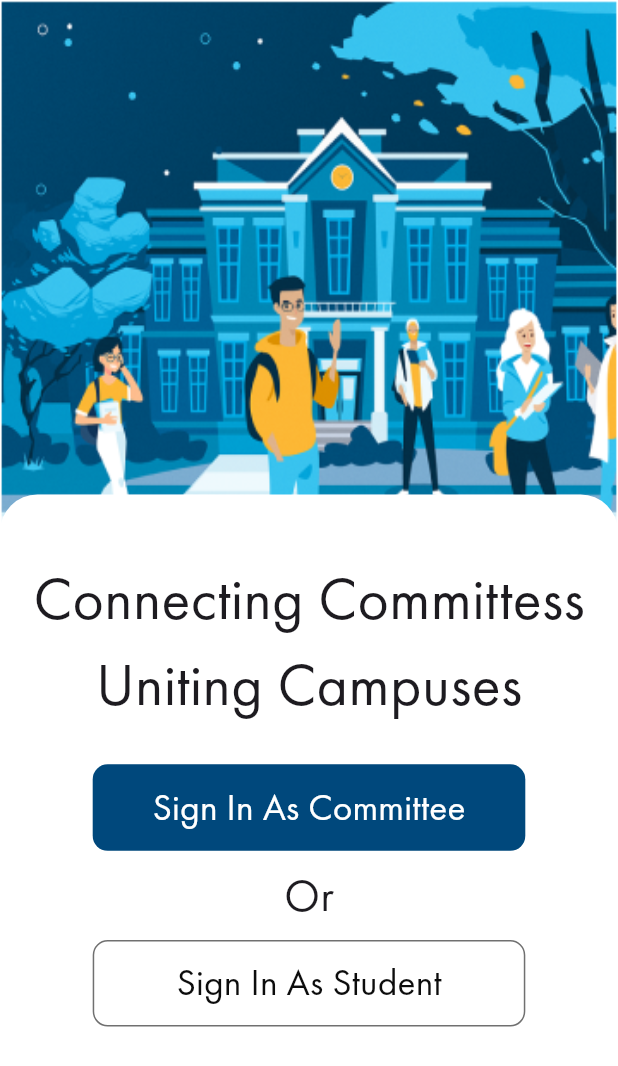
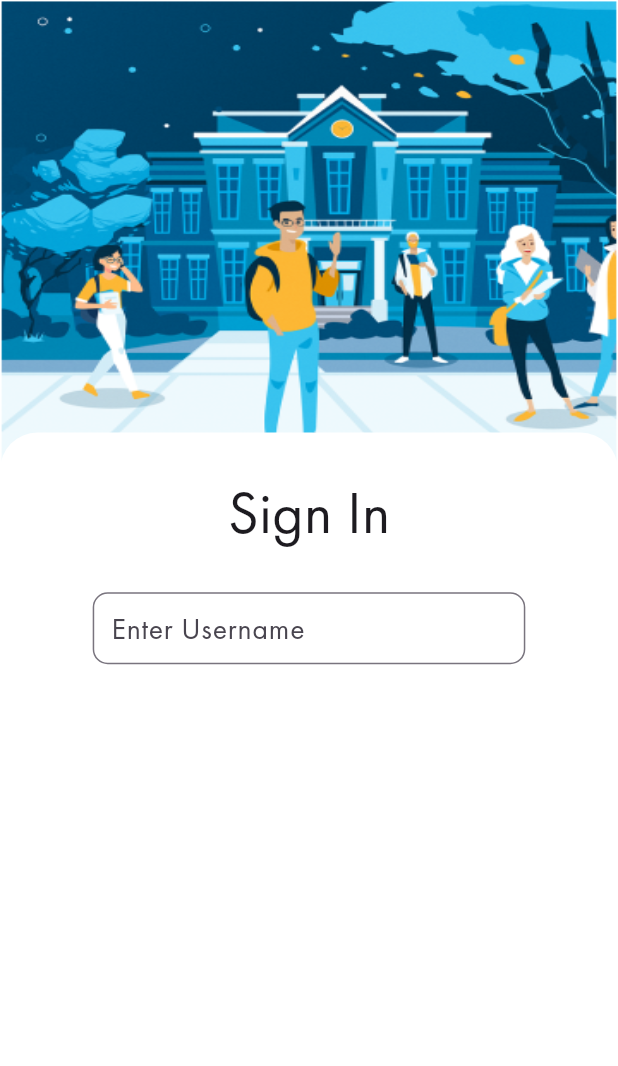
Before and after one commit to RohitBB3010/Campus-Connect, a Flutter app: the screen it shows after launch, after a tap on "Sign In As Committee", on a phone screen of 412 x 824 dp. Shown: the top 1066 px of the screen. Run offline on Flutter 3.47's test engine with Material 3 defaults, Android fonts, the light colour scheme and no system bars; drawn by our look-alikes of auto_size_text; our stand-ins replace bloc, firebase_core, flutter_bloc; accounts and stored records are empty.

Commit message:
Added sign in page for committee

```diff
--- /dev/null
+++ b/lib/auth/committee_auth/committee_auth_cubit.dart
@@ -0,0 +1,6 @@
+import 'package:bloc/bloc.dart';
+import 'package:campus_connecy/auth/committee_auth/committee_auth_state.dart';
+
+class CommitteeAuthCubit extends Cubit<CommitteeAuthState> {
+  CommitteeAuthCubit() : super(CommitteeUnAuthenticatedState());
+}
--- /dev/null
+++ b/lib/auth/committee_auth/committee_auth_page.dart
@@ -0,0 +1,88 @@
+import 'package:auto_size_text/auto_size_text.dart';
+import 'package:campus_connecy/auth/committee_auth/committee_auth_cubit.dart';
+import 'package:campus_connecy/components/text_field.dart';
+import 'package:campus_connecy/constants/colors.dart';
+import 'package:campus_connecy/constants/spacingConsts.dart';
+import 'package:campus_connecy/constants/string_constants.dart';
+import 'package:flutter/material.dart';
+import 'package:flutter_bloc/flutter_bloc.dart';
+
+class CommitteeAuthPage extends StatelessWidget {
+  const CommitteeAuthPage({super.key});
+
+  @override
+  Widget build(BuildContext context) {
+    return BlocProvider(
+      create: (context) => CommitteeAuthCubit(),
+      child: SafeArea(
+        child: SafeArea(
+          child: SafeArea(
+            child: Scaffold(
+              backgroundColor: primary2,
+              body: SingleChildScrollView(
+                child: SizedBox(
+                  height: MediaQuery.of(context).size.height,
+                  child: Stack(
+                    clipBehavior: Clip.none,
+                    children: [
+                      Container(
+                        width: MediaQuery.of(context).size.width,
+                        height: MediaQuery.of(context).size.height * 0.4,
+                        decoration: const BoxDecoration(
+                          image: DecorationImage(
+                            image: AssetImage('assets/signin_bg.png'),
+                            fit: BoxFit.fill,
+                          ),
+                        ),
+                      ),
+                      Positioned(
+                        left: 0,
+                        right: 0,
+                        top: MediaQuery.of(context).size.height * 0.35,
+                        child: Container(
+                          width: MediaQuery.of(context).size.width,
+                          height: MediaQuery.of(context).size.height * 0.7,
+                          padding: EdgeInsets.symmetric(
+                            horizontal:
+                                MediaQuery.of(context).size.width * 0.05,
+                          ),
+                          decoration: BoxDecoration(
+                            borderRadius: const BorderRadius.only(
+                              topLeft: Radius.circular(25.0),
+                              topRight: Radius.circular(25.0),
+                            ),
+                            color: primary1,
+                          ),
+                          child: Column(
+                            crossAxisAlignment: CrossAxisAlignment.center,
+                            mainAxisAlignment: MainAxisAlignment.start,
+                            children: [
+                              SpacingConsts()
+                                  .mediumHeightBetweenFields(context),
+                              AutoSizeText(
+                                AuthStrings().signIn,
+                                maxLines: 1,
+                                style: const TextStyle(
+                                    fontFamily: 'Futura', fontSize: 40.0),
+                              ),
+                              SpacingConsts()
+                                  .mediumHeightBetweenFields(context),
+                              CustomTextField(
+                                fieldWidth: 0.7,
+                                hintText: AuthStrings().committeeUsername,
+                              )
+                            ],
+                          ),
+                        ),
+                      ),
+                    ],
+                  ),
+                ),
+              ),
+            ),
+          ),
+        ),
+      ),
+    );
+  }
+}
--- /dev/null
+++ b/lib/auth/committee_auth/committee_auth_state.dart
@@ -0,0 +1,7 @@
+class CommitteeAuthState {}
+
+class CommitteeUnAuthenticatedState extends CommitteeAuthState {}
+
+class CommitteeAuthenticatedState extends CommitteeAuthState {}
+
+class CommitteeAuthErrorState extends CommitteeAuthState {}
--- a/lib/auth/select_page.dart
+++ b/lib/auth/select_page.dart
@@ -1,10 +1,10 @@
 import 'package:auto_size_text/auto_size_text.dart';
+import 'package:campus_connecy/auth/committee_auth/committee_auth_page.dart';
 import 'package:campus_connecy/components/custom_button.dart';
 import 'package:campus_connecy/constants/colors.dart';
 import 'package:campus_connecy/constants/spacingConsts.dart';
 import 'package:campus_connecy/constants/string_constants.dart';
 import 'package:flutter/material.dart';
-import 'package:flutter/widgets.dart';
 
 class SelectPage extends StatelessWidget {
   const SelectPage({super.key});
@@ -15,73 +15,86 @@ class SelectPage extends StatelessWidget {
       child: Scaffold(
         backgroundColor: primary2,
         body: SingleChildScrollView(
+          child: SizedBox(
+            height: MediaQuery.of(context).size.height,
             child: Stack(
               clipBehavior: Clip.none,
               children: [
                 Container(
                   width: MediaQuery.of(context).size.width,
-                  height: MediaQuery.of(context).size.height * 0.55,
+                  height: MediaQuery.of(context).size.height * 0.4,
                   decoration: const BoxDecoration(
                     image: DecorationImage(
                       image: AssetImage('assets/signin_bg.png'),
-                          fit: BoxFit.fill)),
+                      fit: BoxFit.fill,
+                    ),
+                  ),
                 ),
                 Positioned(
                   left: 0,
                   right: 0,
-                  top: MediaQuery.of(context).size.height * 0.40,
+                  top: MediaQuery.of(context).size.height * 0.35,
                   child: Container(
                     width: MediaQuery.of(context).size.width,
-                    height: MediaQuery.of(context).size.height * 0.6,
+                    height: MediaQuery.of(context).size.height * 0.7,
                     padding: EdgeInsets.symmetric(
-                        horizontal: MediaQuery.of(context).size.width * 0.05),
+                      horizontal: MediaQuery.of(context).size.width * 0.05,
+                    ),
                     decoration: BoxDecoration(
                       borderRadius: const BorderRadius.only(
                         topLeft: Radius.circular(25.0),
-                            topRight: Radius.circular(25.0)),
-                        color: primary1),
+                        topRight: Radius.circular(25.0),
+                      ),
+                      color: primary1,
+                    ),
                     child: Column(
                       crossAxisAlignment: CrossAxisAlignment.center,
                       mainAxisAlignment: MainAxisAlignment.start,
                       children: [
                         SpacingConsts().mediumHeightBetweenFields(context),
                         const AutoSizeText(
-                          "Connecting Committess",
+                          "Connecting Committees",
                           maxLines: 1,
-                          style:
-                              TextStyle(fontFamily: "Futura", fontSize: 40.0),
+                          style: TextStyle(
+                            fontFamily: "Futura",
+                            fontSize: 40.0,
+                          ),
                         ),
                         const AutoSizeText(
                           "Uniting Campuses",
                           maxLines: 1,
-                          style:
-                              TextStyle(fontFamily: "Futura", fontSize: 40.0),
+                          style: TextStyle(
+                            fontFamily: "Futura",
+                            fontSize: 40.0,
+                          ),
                         ),
                         SpacingConsts()
                             .customHeightBetweenFields(context, 0.03),
                         CustomButton(
-                          buttonHeight: 0.07,
-                          buttonText: AuthStrings().committeeAuth,
-                        ),
+                            context, AuthStrings().committeeAuth, accent3, () {
+                          Navigator.of(context).push(MaterialPageRoute(
+                              builder: (context) => CommitteeAuthPage()));
+                        }, 0.6, 0.08),
                         SpacingConsts().smallHeightBetweenFields(context),
                         const AutoSizeText(
                           'Or',
-                          style:
-                              TextStyle(fontFamily: 'Futura', fontSize: 30.0),
+                          style: TextStyle(
+                            fontFamily: 'Futura',
+                            fontSize: 30.0,
+                          ),
                         ),
                         SpacingConsts().smallHeightBetweenFields(context),
-                        CustomButton(
-                          color: primary1,
-                          buttonText: AuthStrings().studentAuth,
-                          buttonHeight: 0.07,
-                        )
+                        CustomButton(context, AuthStrings().studentAuth,
+                            primary1, () {}, 0.6, 0.08),
                       ],
                     ),
                   ),
                 ),
               ],
             ),
-          )),
+          ),
+        ),
+      ),
     );
   }
 }
--- /dev/null
+++ b/lib/auth/student_auth/student_auth_state.dart
@@ -0,0 +1,7 @@
+class StudentAuthState {}
+
+class StudentUnauthenticatedState extends StudentAuthState {}
+
+class StudentAuthenticatedState extends StudentAuthState {}
+
+class StudentAuthErrorState extends StudentAuthState {}
--- a/lib/components/custom_button.dart
+++ b/lib/components/custom_button.dart
@@ -1,53 +1,46 @@
 import 'package:auto_size_text/auto_size_text.dart';
 import 'package:campus_connecy/constants/colors.dart';
-import 'package:campus_connecy/constants/string_constants.dart';
 import 'package:flutter/material.dart';
 
-class CustomButton extends StatelessWidget {
-  CustomButton(
-      {super.key,
-      this.buttonWidth,
-      this.buttonHeight,
-      this.color,
-      this.onPressed,
-      required this.buttonText});
-  final double? buttonWidth;
-  final double? buttonHeight;
-  final Color? color;
-  final VoidCallback? onPressed;
-  final String buttonText;
-
-  @override
-  Widget build(BuildContext context) {
+Widget CustomButton(
+  BuildContext context,
+  String buttonText,
+  Color? buttonColor,
+  void Function() onPressed,
+  double? buttonWidth,
+  double? buttonHeight,
+) {
   return SizedBox(
-      width: buttonWidth == null
-          ? MediaQuery.of(context).size.width * 0.7
-          : MediaQuery.of(context).size.width * buttonWidth!,
-      height: buttonHeight == null
-          ? MediaQuery.of(context).size.height * 0.08
-          : MediaQuery.of(context).size.height * buttonHeight!,
+    width: buttonWidth != null
+        ? MediaQuery.of(context).size.width * buttonWidth
+        : MediaQuery.of(context).size.width * 0.6,
+    height: buttonHeight != null
+        ? MediaQuery.of(context).size.height * buttonHeight
+        : MediaQuery.of(context).size.height * 0.08,
     child: ElevatedButton(
-        onPressed: () {
-          onPressed;
-        },
+      onPressed: onPressed,
       style: ElevatedButton.styleFrom(
-            elevation: 0,
-            backgroundColor: color ?? accent3,
+        backgroundColor: buttonColor ?? accent3,
         shape: RoundedRectangleBorder(
-              side: color != null
-                  ? BorderSide(color: secondary3.withAlpha(150))
+          side: buttonColor == null
+              ? BorderSide(
+                  color: secondary3.withAlpha(100),
+                )
               : BorderSide.none,
-              borderRadius: BorderRadius.circular(10.0),
-            )),
+          borderRadius: BorderRadius.circular(20.0),
+        ),
+      ),
       child: AutoSizeText(
         buttonText,
         maxLines: 1,
         style: TextStyle(
+          color: buttonColor == null || buttonColor == accent3
+              ? primary1
+              : secondary3,
+          fontSize: 30.0,
           fontFamily: 'Futura',
-              color: color == null ? primary1 : secondary3,
-              fontSize: 25.0),
+        ),
       ),
     ),
   );
 }
-}
--- /dev/null
+++ b/lib/components/text_field.dart
@@ -0,0 +1,37 @@
+import 'package:campus_connecy/constants/colors.dart';
+import 'package:flutter/material.dart';
+
+class CustomTextField extends StatelessWidget {
+  const CustomTextField(
+      {super.key,
+      required this.fieldWidth,
+      this.fieldHeight,
+      required this.hintText});
+  final double fieldWidth;
+  final double? fieldHeight;
+  final String hintText;
+
+  @override
+  Widget build(BuildContext context) {
+    return SizedBox(
+      width: MediaQuery.of(context).size.width * fieldWidth,
+      height: fieldHeight != null
+          ? MediaQuery.of(context).size.height * fieldHeight!
+          : MediaQuery.of(context).size.height * 0.06,
+      child: TextFormField(
+        decoration: InputDecoration(
+            hintText: hintText,
+            hintStyle: const TextStyle(
+              fontFamily: 'Futura',
+              fontSize: 20.0,
+            ),
+            contentPadding: EdgeInsets.symmetric(
+                vertical: MediaQuery.of(context).size.height * 0.01,
+                horizontal: MediaQuery.of(context).size.width * 0.02),
+            border: OutlineInputBorder(
+                borderSide: BorderSide(color: secondary3),
+                borderRadius: BorderRadius.circular(10.0))),
+      ),
+    );
+  }
+}
--- a/lib/constants/spacingConsts.dart
+++ b/lib/constants/spacingConsts.dart
@@ -9,13 +9,13 @@ class SpacingConsts {
 
   SizedBox mediumHeightBetweenFields(BuildContext context) {
     return SizedBox(
-      height: MediaQuery.of(context).size.height * 0.05,
+      height: MediaQuery.of(context).size.height * 0.03,
     );
   }
 
   SizedBox largeHeightBetweenFields(BuildContext context) {
     return SizedBox(
-      height: MediaQuery.of(context).size.height * 0.1,
+      height: MediaQuery.of(context).size.height * 0.05,
     );
   }
 
@@ -33,13 +33,13 @@ class SpacingConsts {
 
   SizedBox mediumWidthBetweenFields(BuildContext context) {
     return SizedBox(
-      width: MediaQuery.of(context).size.width * 0.05,
+      width: MediaQuery.of(context).size.width * 0.03,
     );
   }
 
   SizedBox largeWidthBetweenFields(BuildContext context) {
     return SizedBox(
-      width: MediaQuery.of(context).size.width * 0.1,
+      width: MediaQuery.of(context).size.width * 0.05,
     );
   }
 
--- a/lib/constants/string_constants.dart
+++ b/lib/constants/string_constants.dart
@@ -5,4 +5,6 @@ class CommonStrings {
 class AuthStrings {
   String committeeAuth = "Sign In As Committee";
   String studentAuth = "Sign In As Student";
+  String signIn = "Sign In";
+  String committeeUsername = "Enter Username";
 }
--- a/pubspec.yaml
+++ b/pubspec.yaml
@@ -8,9 +8,11 @@ environment:
 
 dependencies:
   auto_size_text: ^3.0.0
+  bloc: ^8.1.4
   firebase_core: ^3.1.1
   flutter:
     sdk: flutter
+  flutter_bloc: ^8.1.6
   flutter_svg: ^2.0.10+1
 
 dev_dependencies:
```
Also changed, not shown: lib/auth/student_auth/student_auth_cubit.dart (added), lib/auth/student_auth/student_auth_page.dart (added), pubspec.lock. Lines whose indentation alone changed are shown as unchanged.
